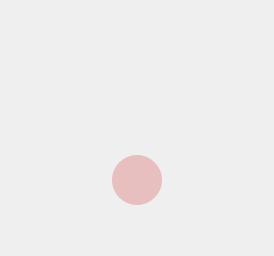
Above: QtInterface/callform.ui from Pierre-Narcisi/Babel before the change. Below: the same form after it.
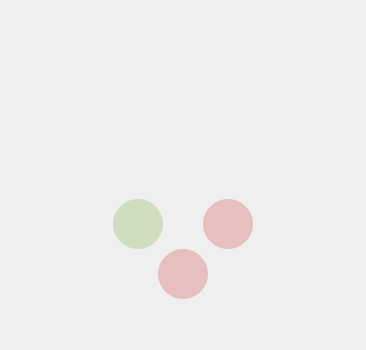
That is the form after the change. Icons and pictures are not drawn.

Diff of the .ui file:
```diff
--- a/QtInterface/callform.ui
+++ b/QtInterface/callform.ui
@@ -6,8 +6,8 @@
    <rect>
     <x>0</x>
     <y>0</y>
-    <width>274</width>
-    <height>256</height>
+    <width>366</width>
+    <height>350</height>
    </rect>
   </property>
   <property name="windowTitle">
@@ -25,23 +25,31 @@
 	icon-size: 20px;
 }
 
-QPushButton#buttonCallEnd {
+QPushButton#buttonCallEnd, QPushButton#buttonReject {
 	background-color: rgba(204, 0, 0, 0.2)
 }
 
 QPushButton#buttonCallEnd:hover {
 	background-color: rgb(204, 0, 0)
+}
+
+QPushButton#buttonAccept {
+	background-color: rgba(78, 154, 6, 0.2);
+}
+
+QPushButton#buttonAccept:hover {
+	background-color: rgb(78, 154, 6);
 }</string>
   </property>
   <layout class="QVBoxLayout" name="verticalLayout">
+   <property name="spacing">
+    <number>0</number>
+   </property>
    <item>
     <spacer name="verticalSpacer_2">
      <property name="orientation">
       <enum>Qt::Vertical</enum>
      </property>
-     <property name="sizeType">
-      <enum>QSizePolicy::Expanding</enum>
-     </property>
      <property name="sizeHint" stdset="0">
       <size>
        <width>20</width>
@@ -51,7 +59,75 @@
     </spacer>
    </item>
    <item>
-    <layout class="QHBoxLayout" name="horizontalLayout">
+    <layout class="QHBoxLayout" name="layoutDemand">
+     <item>
+      <spacer name="horizontalSpacer_3">
+       <property name="orientation">
+        <enum>Qt::Horizontal</enum>
+       </property>
+       <property name="sizeHint" stdset="0">
+        <size>
+         <width>40</width>
+         <height>20</height>
+        </size>
+       </property>
+      </spacer>
+     </item>
+     <item>
+      <widget class="QPushButton" name="buttonAccept">
+       <property name="text">
+        <string/>
+       </property>
+       <property name="icon">
+        <iconset resource="resources.qrc">
+         <normaloff>:/icons/call</normaloff>:/icons/call</iconset>
+       </property>
+      </widget>
+     </item>
+     <item>
+      <spacer name="horizontalSpacer_5">
+       <property name="orientation">
+        <enum>Qt::Horizontal</enum>
+       </property>
+       <property name="sizeType">
+        <enum>QSizePolicy::Fixed</enum>
+       </property>
+       <property name="sizeHint" stdset="0">
+        <size>
+         <width>40</width>
+         <height>20</height>
+        </size>
+       </property>
+      </spacer>
+     </item>
+     <item>
+      <widget class="QPushButton" name="buttonReject">
+       <property name="text">
+        <string/>
+       </property>
+       <property name="icon">
+        <iconset resource="resources.qrc">
+         <normaloff>:/icons/call_end</normaloff>:/icons/call_end</iconset>
+       </property>
+      </widget>
+     </item>
+     <item>
+      <spacer name="horizontalSpacer_4">
+       <property name="orientation">
+        <enum>Qt::Horizontal</enum>
+       </property>
+       <property name="sizeHint" stdset="0">
+        <size>
+         <width>40</width>
+         <height>20</height>
+        </size>
+       </property>
+      </spacer>
+     </item>
+    </layout>
+   </item>
+   <item>
+    <layout class="QHBoxLayout" name="layoutOnCall">
      <item>
       <spacer name="horizontalSpacer_2">
        <property name="orientation">
@@ -74,6 +150,9 @@
         <iconset resource="resources.qrc">
          <normaloff>:/icons/call_end</normaloff>:/icons/call_end</iconset>
        </property>
+       <property name="checkable">
+        <bool>false</bool>
+       </property>
       </widget>
      </item>
      <item>
```
Left out of the diff: 4 changed lines with no effect on the pictures.
